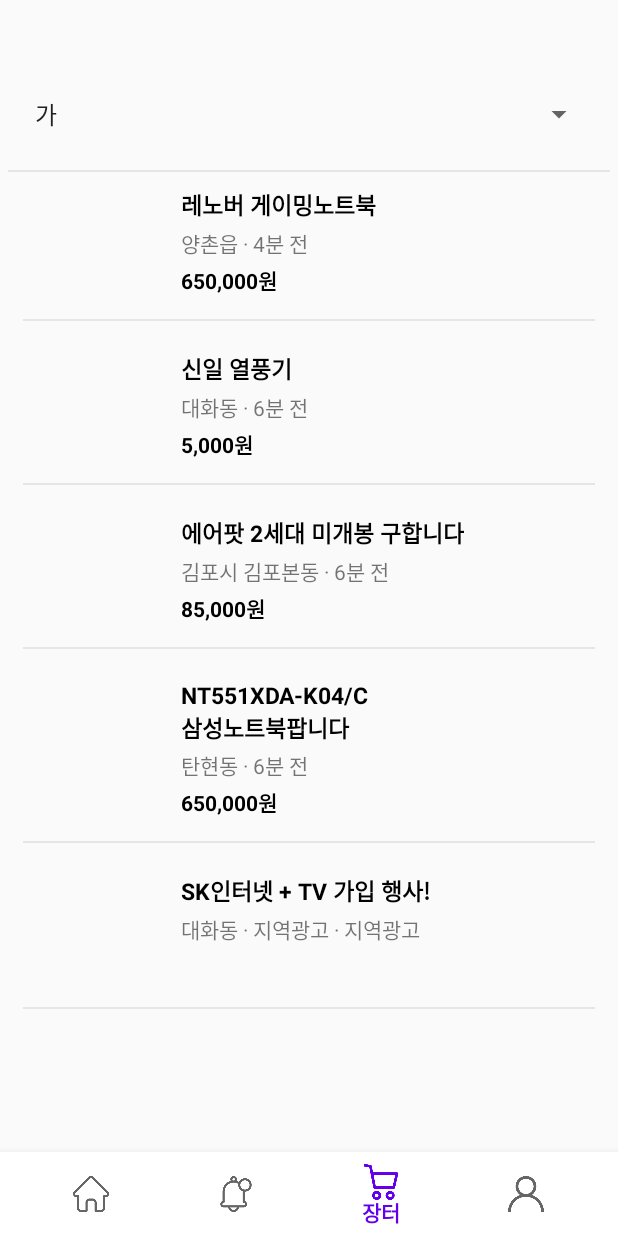
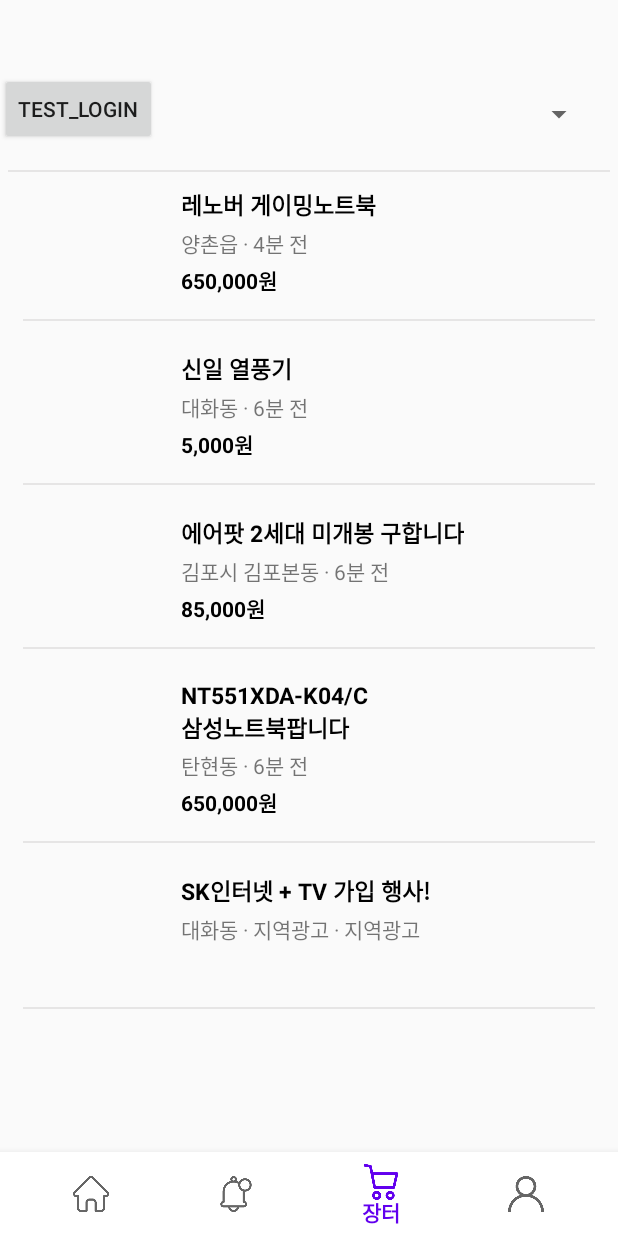
Before and after one commit to rladygks329/Return-to-farming-mate, an Android app: the screen it shows after launch (MainActivity), item 3 of the bottom bar chosen, on a phone screen of 412 x 824 dp. Run offline under Robolectric (Android 15) with nearby library versions, the phone set to English and light mode, and no system bars.

Commit message:
dev-login, create account

```diff
--- a/app/src/main/java/com/android/become_a_farmer/MainActivity.java
+++ b/app/src/main/java/com/android/become_a_farmer/MainActivity.java
@@ -7,11 +7,13 @@ import androidx.fragment.app.Fragment;
 import androidx.fragment.app.FragmentManager;
 import androidx.fragment.app.FragmentTransaction;
 
+import android.content.Intent;
 import android.os.Bundle;
 import android.view.LayoutInflater;
 import android.view.MenuItem;
 import android.view.View;
 import android.view.ViewGroup;
+import android.widget.Button;
 
 import com.google.android.material.bottomnavigation.BottomNavigationView;
 
@@ -24,12 +26,24 @@ public class MainActivity extends AppCompatActivity {
     private planner_main planner_main;
     private cartMain cartMain;
     private user_main user_main;
+    private Button btn_test_login;
 
     @Override
     protected void onCreate(Bundle savedInstanceState) {
         super.onCreate(savedInstanceState);
         setContentView(R.layout.activity_main);
         bottomNavigationView = findViewById(R.id.bottomNavi);
+
+        // 로그인 페이지 테스트
+        btn_test_login = (Button) findViewById(R.id.btn_test_login);
+        btn_test_login.setOnClickListener(new View.OnClickListener() {
+            @Override
+            public void onClick(View v) {
+                Intent intent = new Intent(getApplicationContext(), Login.class);
+                startActivity(intent);
+            }
+        });
+
         bottomNavigationView.setOnNavigationItemSelectedListener(new BottomNavigationView.OnNavigationItemSelectedListener() {
             @Override
             public boolean onNavigationItemSelected(@NonNull MenuItem menuItem) {
--- a/app/src/main/res/layout/activity_main.xml
+++ b/app/src/main/res/layout/activity_main.xml
@@ -14,6 +14,13 @@
         app:layout_constraintLeft_toLeftOf="parent"
         app:layout_constraintRight_toRightOf="parent"
         app:layout_constraintTop_toTopOf="parent">
+
+        <Button
+            android:id="@+id/btn_test_login"
+            android:text="test_login"
+            android:layout_width="wrap_content"
+            android:layout_height="wrap_content"
+            ></Button>
     </FrameLayout>
 
     <com.google.android.material.bottomnavigation.BottomNavigationView
--- a/build.gradle
+++ b/build.gradle
@@ -6,7 +6,7 @@ buildscript {
     }
     dependencies {
         classpath "com.android.tools.build:gradle:4.0.1"
-
+        classpath 'com.google.gms:google-services:4.3.10'
         // NOTE: Do not place your application dependencies here; they belong
         // in the individual module build.gradle files
     }
```
Also changed, not shown: app/build.gradle (+13 -1 lines), app/src/main/AndroidManifest.xml (+11 -4 lines), app/src/main/java/com/android/become_a_farmer/user/UserDTO.java (added, +51 -0 lines), 1 other file.
